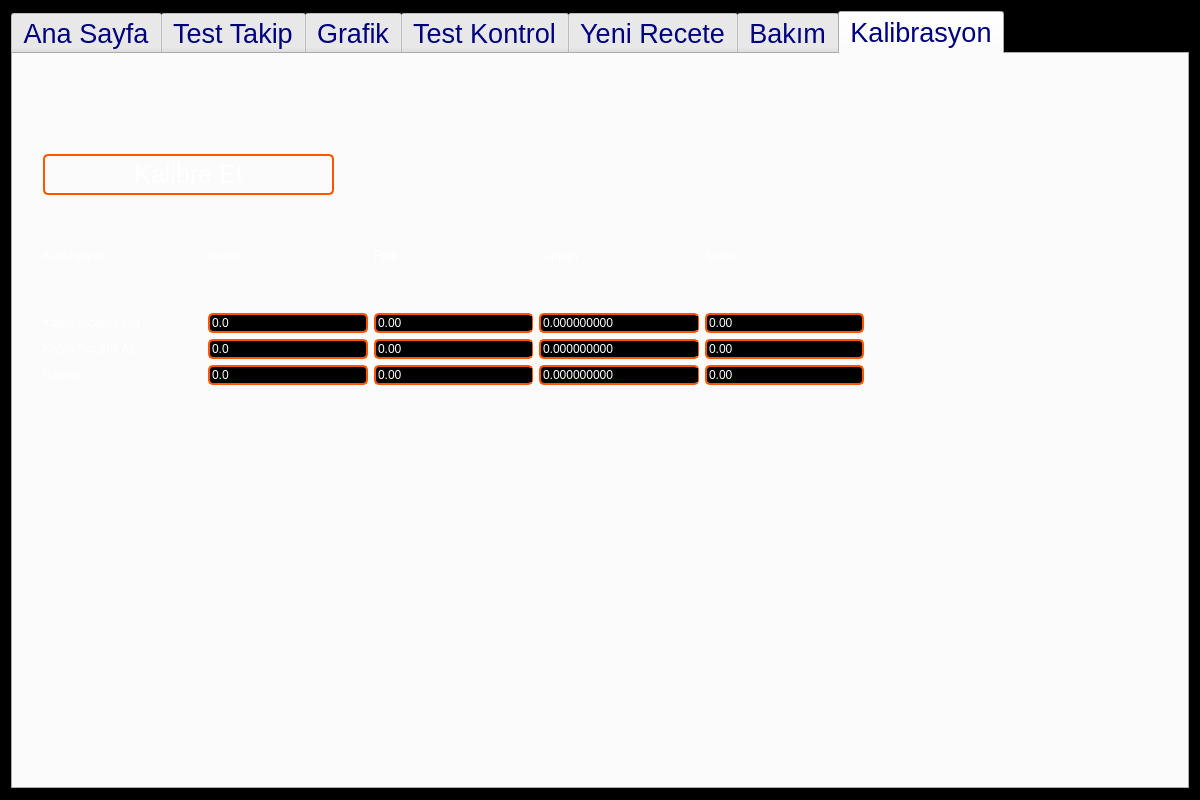
indetails/v1500h, file mainwindow.ui: the form before one commit.
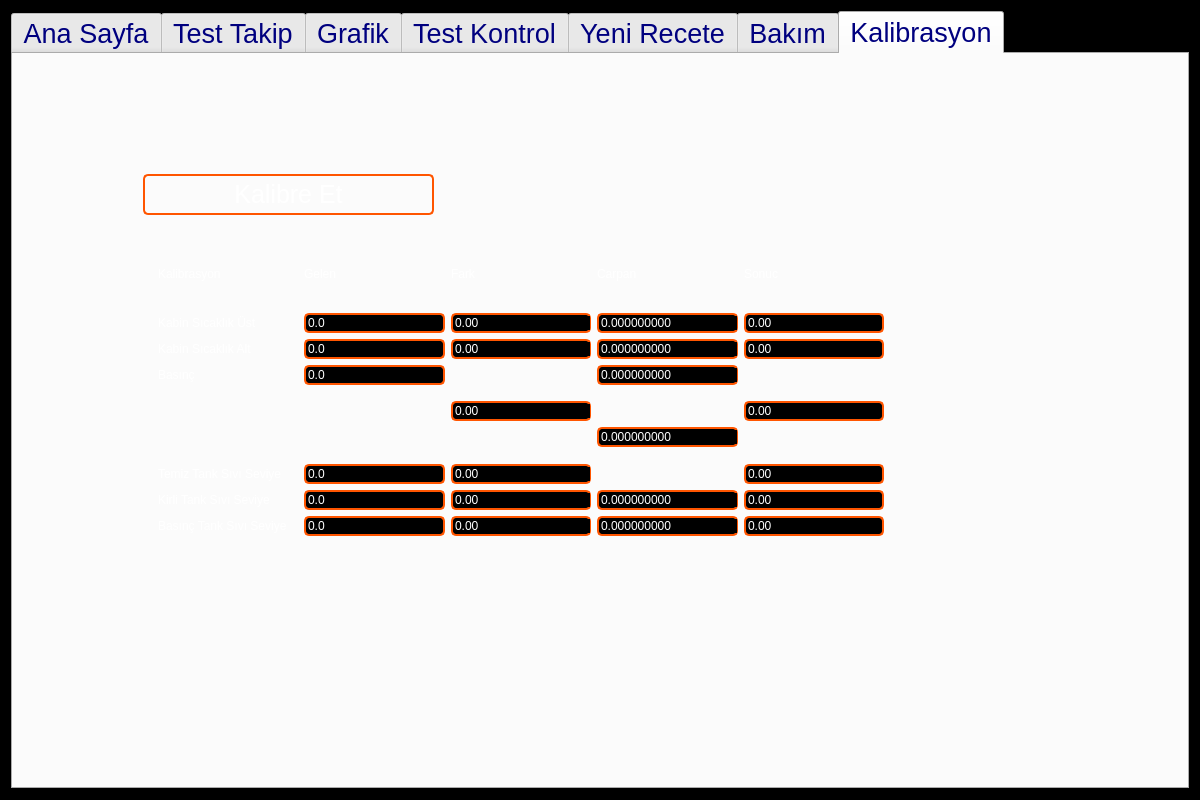
The form after the commit. The open tabs and pages were chosen to show the change. Icons and pictures are not drawn. Custom widgets are drawn as their Qt base class.

What changed in the file:
```diff
--- a/mainwindow.ui
+++ b/mainwindow.ui
@@ -8666,158 +8666,69 @@
        <attribute name="title">
         <string>Kalibrasyon</string>
        </attribute>
-       <widget class="QWidget" name="layoutWidget_6">
+       <widget class="QPushButton" name="bSaveCalibrationValues">
+        <property name="enabled">
+         <bool>true</bool>
+        </property>
         <property name="geometry">
          <rect>
-          <x>30</x>
-          <y>150</y>
-          <width>821</width>
-          <height>181</height>
+          <x>130</x>
+          <y>120</y>
+          <width>291</width>
+          <height>41</height>
          </rect>
         </property>
-        <layout class="QGridLayout" name="gridLayout_2" rowstretch="20,0,0,0">
-         <property name="leftMargin">
-          <number>0</number>
-         </property>
-         <property name="topMargin">
-          <number>0</number>
-         </property>
-         <property name="rightMargin">
-          <number>0</number>
-         </property>
-         <property name="bottomMargin">
-          <number>0</number>
-         </property>
-         <item row="1" column="2">
-          <widget class="QDoubleSpinBox" name="dsbCalCabinTopTempErr">
-           <property name="enabled">
-            <bool>true</bool>
-           </property>
-           <property name="readOnly">
-            <bool>false</bool>
-           </property>
-           <property name="decimals">
-            <number>2</number>
-           </property>
-           <property name="minimum">
-            <double>-60.000000000000000</double>
-           </property>
-           <property name="maximum">
-            <double>250.000000000000000</double>
-           </property>
-           <property name="singleStep">
-            <double>0.100000000000000</double>
-           </property>
-          </widget>
-         </item>
-         <item row="3" column="4">
-          <widget class="QDoubleSpinBox" name="dsbCalPipePressure1Out">
-           <property name="enabled">
-            <bool>false</bool>
-           </property>
-           <property name="readOnly">
-            <bool>true</bool>
-           </property>
-           <property name="buttonSymbols">
-            <enum>QAbstractSpinBox::NoButtons</enum>
-           </property>
-           <property name="decimals">
-            <number>2</number>
-           </property>
-           <property name="minimum">
-            <double>-40.000000000000000</double>
-           </property>
-           <property name="maximum">
-            <double>65535.000000000000000</double>
-           </property>
-           <property name="singleStep">
-            <double>0.100000000000000</double>
-           </property>
-          </widget>
-         </item>
-         <item row="3" column="0">
-          <widget class="QLabel" name="label_66">
+        <property name="styleSheet">
+         <string notr="true">/*QPushButton {
+color: #fff;
+font-family: &quot;Gill Sans MT&quot;;
+font-size: 21px;
+border: 2px solid #c3fcf1;
+border-radius: 11px;
+padding: 5px;
+background: qradialgradient(cx: 0.3, cy: -0.6,
+fx: 0.3, fy: -0.4,
+radius: 1.35, stop: 0 #65BAAB, stop: 1 #0E62A0);
+min-width: 80px;
+}
+QPushButton:hover {
+background: qradialgradient(cx: 0.3, cy: -0.4,
+fx: 0.3, fy: -0.4,
+radius: 1.35, stop: 0 #65BAAB, stop: 1 #0E62A0);
+}
+QPushButton:pressed {
+background: qradialgradient(cx: 0.4, cy: -0.1,
+fx: 0.4, fy: -0.1,
+radius: 1.35, stop: 0 #65BAAB, stop: 1 #ddd);
+}
+QPushButton:disabled {
+color: #888;
+background: qradialgradient(cx: 0.4, cy: -0.1,
+fx: 0.4, fy: -0.1,
+radius: 1.35, stop: 0 #65BAAB, stop: 1 #ddd);
+}</string>
+        </property>
+        <property name="text">
+         <string>Kalibre Et</string>
+        </property>
+        <property name="checkable">
+         <bool>true</bool>
+        </property>
+       </widget>
+       <widget class="QWidget" name="">
+        <property name="geometry">
+         <rect>
+          <x>134</x>
+          <y>175</y>
+          <width>748</width>
+          <height>318</height>
+         </rect>
+        </property>
+        <layout class="QGridLayout" name="gridLayout_2">
+         <item row="0" column="0">
+          <widget class="QLabel" name="label_98">
            <property name="text">
-            <string>Basınç </string>
-           </property>
-          </widget>
-         </item>
-         <item row="2" column="4">
-          <widget class="QDoubleSpinBox" name="dsbCalCabinBottomTempOut">
-           <property name="enabled">
-            <bool>false</bool>
-           </property>
-           <property name="readOnly">
-            <bool>true</bool>
-           </property>
-           <property name="buttonSymbols">
-            <enum>QAbstractSpinBox::NoButtons</enum>
-           </property>
-           <property name="decimals">
-            <number>2</number>
-           </property>
-           <property name="minimum">
-            <double>-50.000000000000000</double>
-           </property>
-           <property name="maximum">
-            <double>250.000000000000000</double>
-           </property>
-           <property name="singleStep">
-            <double>0.100000000000000</double>
-           </property>
-          </widget>
-         </item>
-         <item row="3" column="2">
-          <widget class="QDoubleSpinBox" name="dsbCalPipePressure1Err">
-           <property name="enabled">
-            <bool>true</bool>
-           </property>
-           <property name="readOnly">
-            <bool>false</bool>
-           </property>
-           <property name="decimals">
-            <number>2</number>
-           </property>
-           <property name="minimum">
-            <double>-40.000000000000000</double>
-           </property>
-           <property name="maximum">
-            <double>250.000000000000000</double>
-           </property>
-           <property name="singleStep">
-            <double>0.100000000000000</double>
-           </property>
-          </widget>
-         </item>
-         <item row="3" column="1">
-          <widget class="QDoubleSpinBox" name="dsbCalPipePressure1Input">
-           <property name="enabled">
-            <bool>false</bool>
-           </property>
-           <property name="readOnly">
-            <bool>true</bool>
-           </property>
-           <property name="buttonSymbols">
-            <enum>QAbstractSpinBox::NoButtons</enum>
-           </property>
-           <property name="decimals">
-            <number>1</number>
-           </property>
-           <property name="minimum">
-            <double>-40.000000000000000</double>
-           </property>
-           <property name="maximum">
-            <double>65532.000000000000000</double>
-           </property>
-           <property name="singleStep">
-            <double>0.100000000000000</double>
-           </property>
-          </widget>
-         </item>
-         <item row="1" column="0">
-          <widget class="QLabel" name="label_96">
-           <property name="text">
-            <string>Kabin Sıcaklık Üst</string>
+            <string>Kalibrasyon</string>
            </property>
            <property name="alignment">
             <set>Qt::AlignLeading|Qt::AlignLeft|Qt::AlignVCenter</set>
@@ -8834,6 +8745,26 @@
            </property>
           </widget>
          </item>
+         <item row="0" column="2">
+          <widget class="QLabel" name="label_100">
+           <property name="text">
+            <string>Fark</string>
+           </property>
+           <property name="alignment">
+            <set>Qt::AlignLeading|Qt::AlignLeft|Qt::AlignVCenter</set>
+           </property>
+          </widget>
+         </item>
+         <item row="0" column="3">
+          <widget class="QLabel" name="label_101">
+           <property name="text">
+            <string>Carpan</string>
+           </property>
+           <property name="alignment">
+            <set>Qt::AlignLeading|Qt::AlignLeft|Qt::AlignVCenter</set>
+           </property>
+          </widget>
+         </item>
          <item row="0" column="4">
           <widget class="QLabel" name="label_102">
            <property name="text">
@@ -8844,6 +8775,16 @@
            </property>
           </widget>
          </item>
+         <item row="1" column="0">
+          <widget class="QLabel" name="label_96">
+           <property name="text">
+            <string>Kabin Sıcaklık Üst</string>
+           </property>
+           <property name="alignment">
+            <set>Qt::AlignLeading|Qt::AlignLeft|Qt::AlignVCenter</set>
+           </property>
+          </widget>
+         </item>
          <item row="1" column="1">
           <widget class="QDoubleSpinBox" name="dsbCalCabinTopTempInput">
            <property name="enabled">
@@ -8869,28 +8810,8 @@
            </property>
           </widget>
          </item>
-         <item row="0" column="0">
-          <widget class="QLabel" name="label_98">
-           <property name="text">
-            <string>Kalibrasyon</string>
-           </property>
-           <property name="alignment">
-            <set>Qt::AlignLeading|Qt::AlignLeft|Qt::AlignVCenter</set>
-           </property>
-          </widget>
-         </item>
-         <item row="0" column="2">
-          <widget class="QLabel" name="label_100">
-           <property name="text">
-            <string>Fark</string>
-           </property>
-           <property name="alignment">
-            <set>Qt::AlignLeading|Qt::AlignLeft|Qt::AlignVCenter</set>
-           </property>
-          </widget>
-         </item>
-         <item row="2" column="3">
-          <widget class="QDoubleSpinBox" name="dsbCalCabinBottomTempCoeff">
+         <item row="1" column="2">
+          <widget class="QDoubleSpinBox" name="dsbCalCabinTopTempErr">
            <property name="enabled">
             <bool>true</bool>
            </property>
@@ -8898,10 +8819,10 @@
             <bool>false</bool>
            </property>
            <property name="decimals">
-            <number>9</number>
+            <number>2</number>
            </property>
            <property name="minimum">
-            <double>-40.000000000000000</double>
+            <double>-60.000000000000000</double>
            </property>
            <property name="maximum">
             <double>250.000000000000000</double>
@@ -8933,6 +8854,31 @@
            </property>
           </widget>
          </item>
+         <item row="1" column="4">
+          <widget class="QDoubleSpinBox" name="dsbCalCabinTopTempOut">
+           <property name="enabled">
+            <bool>false</bool>
+           </property>
+           <property name="readOnly">
+            <bool>true</bool>
+           </property>
+           <property name="buttonSymbols">
+            <enum>QAbstractSpinBox::NoButtons</enum>
+           </property>
+           <property name="decimals">
+            <number>2</number>
+           </property>
+           <property name="minimum">
+            <double>-50.000000000000000</double>
+           </property>
+           <property name="maximum">
+            <double>250.000000000000000</double>
+           </property>
+           <property name="singleStep">
+            <double>0.100000000000000</double>
+           </property>
+          </widget>
+         </item>
          <item row="2" column="0">
           <widget class="QLabel" name="label_97">
            <property name="text">
@@ -8943,28 +8889,6 @@
            </property>
           </widget>
          </item>
-         <item row="2" column="2">
-          <widget class="QDoubleSpinBox" name="dsbCalCabinBottomTempErr">
-           <property name="enabled">
-            <bool>true</bool>
-           </property>
-           <property name="readOnly">
-            <bool>false</bool>
-           </property>
-           <property name="decimals">
-            <number>2</number>
-           </property>
-           <property name="minimum">
-            <double>-60.000000000000000</double>
-           </property>
-           <property name="maximum">
-            <double>250.000000000000000</double>
-           </property>
-           <property name="singleStep">
-            <double>0.100000000000000</double>
-           </property>
-          </widget>
-         </item>
          <item row="2" column="1">
           <widget class="QDoubleSpinBox" name="dsbCalCabinBottomInput">
            <property name="enabled">
@@ -8990,8 +8914,52 @@
            </property>
           </widget>
          </item>
-         <item row="1" column="4">
-          <widget class="QDoubleSpinBox" name="dsbCalCabinTopTempOut">
+         <item row="2" column="2">
+          <widget class="QDoubleSpinBox" name="dsbCalCabinBottomTempErr">
+           <property name="enabled">
+            <bool>true</bool>
+           </property>
+           <property name="readOnly">
+            <bool>false</bool>
+           </property>
+           <property name="decimals">
+            <number>2</number>
+           </property>
+           <property name="minimum">
+            <double>-60.000000000000000</double>
+           </property>
+           <property name="maximum">
+            <double>250.000000000000000</double>
+           </property>
+           <property name="singleStep">
+            <double>0.100000000000000</double>
+           </property>
+          </widget>
+         </item>
+         <item row="2" column="3">
+          <widget class="QDoubleSpinBox" name="dsbCalCabinBottomTempCoeff">
+           <property name="enabled">
+            <bool>true</bool>
+           </property>
+           <property name="readOnly">
+            <bool>false</bool>
+           </property>
+           <property name="decimals">
+            <number>9</number>
+           </property>
+           <property name="minimum">
+            <double>-40.000000000000000</double>
+           </property>
+           <property name="maximum">
+            <double>250.000000000000000</double>
+           </property>
+           <property name="singleStep">
+            <double>0.100000000000000</double>
+           </property>
+          </widget>
+         </item>
+         <item row="2" column="4">
+          <widget class="QDoubleSpinBox" name="dsbCalCabinBottomTempOut">
            <property name="enabled">
             <bool>false</bool>
            </property>
@@ -9015,13 +8983,69 @@
            </property>
           </widget>
          </item>
-         <item row="0" column="3">
-          <widget class="QLabel" name="label_101">
+         <item row="3" column="0">
+          <widget class="QLabel" name="label_66">
            <property name="text">
-            <string>Carpan</string>
+            <string>Basınç </string>
            </property>
-           <property name="alignment">
-            <set>Qt::AlignLeading|Qt::AlignLeft|Qt::AlignVCenter</set>
+          </widget>
+         </item>
+         <item row="3" column="1">
+          <widget class="QDoubleSpinBox" name="dsbCalPipePressure1Input">
+           <property name="enabled">
+            <bool>false</bool>
+           </property>
+           <property name="sizePolicy">
+            <sizepolicy hsizetype="Fixed" vsizetype="Fixed">
+             <horstretch>0</horstretch>
+             <verstretch>0</verstretch>
+            </sizepolicy>
+           </property>
+           <property name="maximumSize">
+            <size>
+             <width>233</width>
+             <height>87</height>
+            </size>
+           </property>
+           <property name="readOnly">
+            <bool>true</bool>
+           </property>
+           <property name="buttonSymbols">
+            <enum>QAbstractSpinBox::NoButtons</enum>
+           </property>
+           <property name="decimals">
+            <number>1</number>
+           </property>
+           <property name="minimum">
+            <double>-40.000000000000000</double>
+           </property>
+           <property name="maximum">
+            <double>65532.000000000000000</double>
+           </property>
+           <property name="singleStep">
+            <double>0.100000000000000</double>
+           </property>
+          </widget>
+         </item>
+         <item row="3" column="2" rowspan="2">
+          <widget class="QDoubleSpinBox" name="dsbCalPipePressure1Err">
+           <property name="enabled">
+            <bool>true</bool>
+           </property>
+           <property name="readOnly">
+            <bool>false</bool>
+           </property>
+           <property name="decimals">
+            <number>2</number>
+           </property>
+           <property name="minimum">
+            <double>-40.000000000000000</double>
+           </property>
+           <property name="maximum">
+            <double>250.000000000000000</double>
+           </property>
+           <property name="singleStep">
+            <double>0.100000000000000</double>
            </property>
           </widget>
          </item>
@@ -9047,57 +9071,336 @@
            </property>
           </widget>
          </item>
+         <item row="3" column="4" rowspan="2">
+          <widget class="QDoubleSpinBox" name="dsbCalPipePressure1Out">
+           <property name="enabled">
+            <bool>false</bool>
+           </property>
+           <property name="readOnly">
+            <bool>true</bool>
+           </property>
+           <property name="buttonSymbols">
+            <enum>QAbstractSpinBox::NoButtons</enum>
+           </property>
+           <property name="decimals">
+            <number>2</number>
+           </property>
+           <property name="minimum">
+            <double>-40.000000000000000</double>
+           </property>
+           <property name="maximum">
+            <double>65535.000000000000000</double>
+           </property>
+           <property name="singleStep">
+            <double>0.100000000000000</double>
+           </property>
+          </widget>
+         </item>
+         <item row="4" column="3" rowspan="2">
+          <widget class="QDoubleSpinBox" name="dsbCalTankCleanCarpan">
+           <property name="enabled">
+            <bool>true</bool>
+           </property>
+           <property name="readOnly">
+            <bool>false</bool>
+           </property>
+           <property name="decimals">
+            <number>9</number>
+           </property>
+           <property name="minimum">
+            <double>-40.000000000000000</double>
+           </property>
+           <property name="maximum">
+            <double>250.000000000000000</double>
+           </property>
+           <property name="singleStep">
+            <double>0.100000000000000</double>
+           </property>
+          </widget>
+         </item>
+         <item row="5" column="0">
+          <widget class="QLabel" name="label_67">
+           <property name="text">
+            <string>Temiz Tank Sıvı Seviye </string>
+           </property>
+          </widget>
+         </item>
+         <item row="5" column="1">
+          <widget class="QDoubleSpinBox" name="dsbCalTankCleanInput">
+           <property name="enabled">
+            <bool>false</bool>
+           </property>
+           <property name="readOnly">
+            <bool>true</bool>
+           </property>
+           <property name="buttonSymbols">
+            <enum>QAbstractSpinBox::NoButtons</enum>
+           </property>
+           <property name="decimals">
+            <number>1</number>
+           </property>
+           <property name="minimum">
+            <double>-40.000000000000000</double>
+           </property>
+           <property name="maximum">
+            <double>65532.000000000000000</double>
+           </property>
+           <property name="singleStep">
+            <double>0.100000000000000</double>
+           </property>
+          </widget>
+         </item>
+         <item row="5" column="2">
+          <widget class="QDoubleSpinBox" name="dsbCalTankCleanErr">
+           <property name="enabled">
+            <bool>true</bool>
+           </property>
+           <property name="readOnly">
+            <bool>false</bool>
+           </property>
+           <property name="decimals">
+            <number>2</number>
+           </property>
+           <property name="minimum">
+            <double>-40.000000000000000</double>
+           </property>
+           <property name="maximum">
+            <double>250.000000000000000</double>
+           </property>
+           <property name="singleStep">
+            <double>0.100000000000000</double>
+           </property>
+          </widget>
+         </item>
+         <item row="5" column="4">
+          <widget class="QDoubleSpinBox" name="dsbCalTankCleanOut">
+           <property name="enabled">
+            <bool>false</bool>
+           </property>
+           <property name="readOnly">
+            <bool>true</bool>
+           </property>
+           <property name="buttonSymbols">
+            <enum>QAbstractSpinBox::NoButtons</enum>
+           </property>
+           <property name="decimals">
+            <number>2</number>
+           </property>
+           <property name="minimum">
+            <double>-40.000000000000000</double>
+           </property>
+           <property name="maximum">
+            <double>65535.000000000000000</double>
+           </property>
+           <property name="singleStep">
+            <double>0.100000000000000</double>
+           </property>
+          </widget>
+         </item>
+         <item row="6" column="0">
+          <widget class="QLabel" name="label_69">
+           <property name="text">
+            <string>Kirli Tank Sıvı Seviye </string>
+           </property>
+          </widget>
+         </item>
+         <item row="6" column="1">
+          <widget class="QDoubleSpinBox" name="dsbCalTankDirtyInput">
+           <property name="enabled">
+            <bool>false</bool>
+           </property>
+           <property name="readOnly">
+            <bool>true</bool>
+           </property>
+           <property name="buttonSymbols">
+            <enum>QAbstractSpinBox::NoButtons</enum>
+           </property>
+           <property name="decimals">
+            <number>1</number>
+           </property>
+           <property name="minimum">
+            <double>-40.000000000000000</double>
+           </property>
+           <property name="maximum">
+            <double>65532.000000000000000</double>
+           </property>
+           <property name="singleStep">
+            <double>0.100000000000000</double>
+           </property>
+          </widget>
+         </item>
+         <item row="6" column="2">
+          <widget class="QDoubleSpinBox" name="dsbCalTankDirtyErr">
+           <property name="enabled">
+            <bool>true</bool>
+           </property>
+           <property name="readOnly">
+            <bool>false</bool>
+           </property>
+           <property name="decimals">
+            <number>2</number>
+           </property>
+           <property name="minimum">
+            <double>-40.000000000000000</double>
+           </property>
+           <property name="maximum">
+            <double>250.000000000000000</double>
+           </property>
+           <property name="singleStep">
+            <double>0.100000000000000</double>
+           </property>
+          </widget>
+         </item>
+         <item row="6" column="3">
+          <widget class="QDoubleSpinBox" name="dsbCalTankDirtyCarpan">
+           <property name="enabled">
+            <bool>true</bool>
+           </property>
+           <property name="readOnly">
+            <bool>false</bool>
+           </property>
+           <property name="decimals">
+            <number>9</number>
+           </property>
+           <property name="minimum">
+            <double>-40.000000000000000</double>
+           </property>
+           <property name="maximum">
+            <double>250.000000000000000</double>
+           </property>
+           <property name="singleStep">
+            <double>0.100000000000000</double>
+           </property>
+          </widget>
+         </item>
+         <item row="6" column="4">
+          <widget class="QDoubleSpinBox" name="dsbCalTankDirtyOut">
+           <property name="enabled">
+            <bool>false</bool>
+           </property>
+           <property name="readOnly">
+            <bool>true</bool>
+           </property>
+           <property name="buttonSymbols">
+            <enum>QAbstractSpinBox::NoButtons</enum>
+           </property>
+           <property name="decimals">
+            <number>2</number>
+           </property>
+           <property name="minimum">
+            <double>-40.000000000000000</double>
+           </property>
+           <property name="maximum">
+            <double>65535.000000000000000</double>
+           </property>
+           <property name="singleStep">
+            <double>0.100000000000000</double>
+           </property>
+          </widget>
+         </item>
+         <item row="7" column="0">
+          <widget class="QLabel" name="label_70">
+           <property name="text">
+            <string>Basınç Tank Sıvı Seviye </string>
+           </property>
+          </widget>
+         </item>
+         <item row="7" column="1">
+          <widget class="QDoubleSpinBox" name="dsbCalTankPressureInput">
+           <property name="enabled">
+            <bool>false</bool>
+           </property>
+           <property name="readOnly">
+            <bool>true</bool>
+           </property>
+           <property name="buttonSymbols">
+            <enum>QAbstractSpinBox::NoButtons</enum>
+           </property>
+           <property name="decimals">
+            <number>1</number>
+           </property>
+           <property name="minimum">
+            <double>-40.000000000000000</double>
+           </property>
+           <property name="maximum">
+            <double>65532.000000000000000</double>
+           </property>
+           <property name="singleStep">
+            <double>0.100000000000000</double>
+           </property>
+          </widget>
+         </item>
+         <item row="7" column="2">
+          <widget class="QDoubleSpinBox" name="dsbCalTankPressureErr">
+           <property name="enabled">
+            <bool>true</bool>
+           </property>
+           <property name="readOnly">
+            <bool>false</bool>
+           </property>
+           <property name="decimals">
+            <number>2</number>
+           </property>
+           <property name="minimum">
+            <double>-40.000000000000000</double>
+           </property>
+           <property name="maximum">
+            <double>250.000000000000000</double>
+           </property>
+           <property name="singleStep">
+            <double>0.100000000000000</double>
+           </property>
+          </widget>
+         </item>
+         <item row="7" column="3">
+          <widget class="QDoubleSpinBox" name="dsbCalTankPressureCarpan">
+           <property name="enabled">
+            <bool>true</bool>
+           </property>
+           <property name="readOnly">
+            <bool>false</bool>
+           </property>
+           <property name="decimals">
+            <number>9</number>
+           </property>
+           <property name="minimum">
+            <double>-40.000000000000000</double>
+           </property>
+           <property name="maximum">
+            <double>250.000000000000000</double>
+           </property>
+           <property name="singleStep">
+            <double>0.100000000000000</double>
+           </property>
+          </widget>
+         </item>
+         <item row="7" column="4">
+          <widget class="QDoubleSpinBox" name="dsbCalTankPressureOut">
+           <property name="enabled">
+            <bool>false</bool>
+           </property>
+           <property name="readOnly">
+            <bool>true</bool>
+           </property>
+           <property name="buttonSymbols">
+            <enum>QAbstractSpinBox::NoButtons</enum>
+           </property>
+           <property name="decimals">
+            <number>2</number>
+           </property>
+           <property name="minimum">
+            <double>-40.000000000000000</double>
+           </property>
+           <property name="maximum">
+            <double>65535.000000000000000</double>
+           </property>
+           <property name="singleStep">
+            <double>0.100000000000000</double>
+           </property>
+          </widget>
+         </item>
         </layout>
        </widget>
-       <widget class="QPushButton" name="bSaveCalibrationValues">
-        <property name="enabled">
-         <bool>true</bool>
-        </property>
-        <property name="geometry">
-         <rect>
-          <x>30</x>
-          <y>100</y>
-          <width>291</width>
-          <height>41</height>
-         </rect>
-        </property>
-        <property name="styleSheet">
-         <string notr="true">/*QPushButton {
-color: #fff;
-font-family: &quot;Gill Sans MT&quot;;
-font-size: 21px;
-border: 2px solid #c3fcf1;
-border-radius: 11px;
-padding: 5px;
-background: qradialgradient(cx: 0.3, cy: -0.6,
-fx: 0.3, fy: -0.4,
-radius: 1.35, stop: 0 #65BAAB, stop: 1 #0E62A0);
-min-width: 80px;
-}
-QPushButton:hover {
-background: qradialgradient(cx: 0.3, cy: -0.4,
-fx: 0.3, fy: -0.4,
-radius: 1.35, stop: 0 #65BAAB, stop: 1 #0E62A0);
-}
-QPushButton:pressed {
-background: qradialgradient(cx: 0.4, cy: -0.1,
-fx: 0.4, fy: -0.1,
-radius: 1.35, stop: 0 #65BAAB, stop: 1 #ddd);
-}
-QPushButton:disabled {
-color: #888;
-background: qradialgradient(cx: 0.4, cy: -0.1,
-fx: 0.4, fy: -0.1,
-radius: 1.35, stop: 0 #65BAAB, stop: 1 #ddd);
-}</string>
-        </property>
-        <property name="text">
-         <string>Kalibre Et</string>
-        </property>
-        <property name="checkable">
-         <bool>true</bool>
-        </property>
-       </widget>
       </widget>
      </widget>
     </item>
```
Left out of the diff: 12 changed lines with no effect on the pictures.
